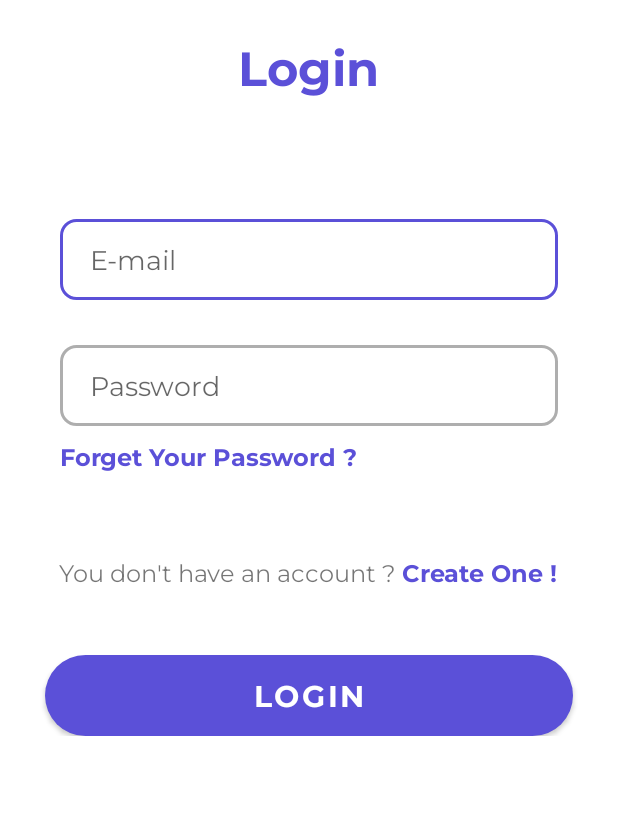
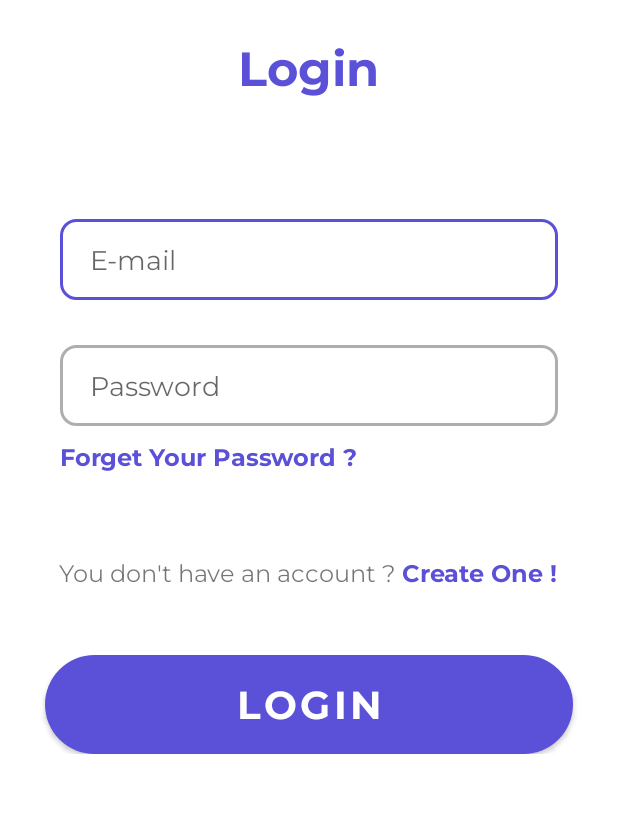
Before and after one commit to bairemkh/najahni-android, an Android app: the screen it shows after launch (LoginView), on a phone screen of 412 x 824 dp, the part 204-1017 px from its top. Run offline under Robolectric (Android 15) with nearby library versions, the phone set to English and light mode, and no system bars.

Commit message:
testing login

```diff
--- a/app/build.gradle
+++ b/app/build.gradle
@@ -30,6 +30,9 @@ android {
     kotlinOptions {
         jvmTarget = '1.8'
     }
+    dataBinding {
+        enabled = true
+    }
 }
 
 dependencies {
@@ -43,5 +46,6 @@ dependencies {
     androidTestImplementation 'androidx.test.espresso:espresso-core:3.5.1'
     implementation "androidx.lifecycle:lifecycle-extensions:2.2.0"
     implementation "androidx.lifecycle:lifecycle-viewmodel-ktx:2.5.1"
+    implementation group: 'androidx.databinding', name: 'databinding-compiler', version: '8.1.0-alpha03'
 
 }
--- a/app/src/main/java/com/example/najahni/views/login/LoginView.kt
+++ b/app/src/main/java/com/example/najahni/views/login/LoginView.kt
@@ -2,11 +2,34 @@ package com.example.najahni.views.login
 
 import androidx.appcompat.app.AppCompatActivity
 import android.os.Bundle
+import android.view.View
+import android.widget.Button
+import android.widget.EditText
+import androidx.lifecycle.Observer
+import androidx.lifecycle.ViewModelProvider
 import com.example.najahni.R
+import com.example.najahni.models.User
 
 class LoginView : AppCompatActivity() {
+    lateinit var viewModel: LoginViewModel
     override fun onCreate(savedInstanceState: Bundle?) {
         super.onCreate(savedInstanceState)
         setContentView(R.layout.activity_login)
+        viewModel = ViewModelProvider(this)[LoginViewModel::class.java]
+        viewModel.email.value = findViewById<EditText>(R.id.loginEmail).text.toString()
+        viewModel.password.value = findViewById<EditText>(R.id.loginPassword).text.toString()
+
+    }
+
+    fun login(view: View) {
+        view.isClickable = false
+        viewModel.onLoginClicked()
+        viewModel.loginStatus.observe(this, Observer { result ->
+        when(result){
+            200-> println("ok")
+            else-> println("no")
+        }
+        })
+        view.isClickable = true
     }
 }
--- a/app/src/main/java/com/example/najahni/views/login/LoginViewModel.kt
+++ b/app/src/main/java/com/example/najahni/views/login/LoginViewModel.kt
@@ -1,4 +1,14 @@
 package com.example.najahni.views.login
 
-class LoginViewModel {
+import androidx.lifecycle.MutableLiveData
+import androidx.lifecycle.ViewModel
+import com.example.najahni.models.User
+
+class LoginViewModel: ViewModel() {
+    val email = MutableLiveData<String>()
+    val password = MutableLiveData<String>()
+    val loginStatus = MutableLiveData<Int>()
+    fun onLoginClicked(){
+        loginStatus.value = if (email.value == "bairem" && password.value == "bairem") 200 else 404
+    }
 }
--- a/app/src/main/res/layout/activity_login.xml
+++ b/app/src/main/res/layout/activity_login.xml
@@ -3,11 +3,12 @@
     xmlns:app="http://schemas.android.com/apk/res-auto"
     xmlns:tools="http://schemas.android.com/tools"
     android:layout_width="match_parent"
+    android:background="@color/white"
     android:layout_height="match_parent"
     tools:context=".views.login.LoginView">
     <androidx.constraintlayout.widget.ConstraintLayout
         android:layout_width="match_parent"
-        android:layout_height="match_parent">
+        android:layout_height="wrap_content">
 
         <ImageView
             android:id="@+id/imageView"
@@ -65,7 +66,7 @@
                 android:background="@drawable/edit_text_background"
                 android:elevation="2dp"
                 android:fontFamily="@font/montserrat_regular"
-                android:hint="Password"
+                android:hint="@string/password"
                 android:inputType="textPassword"
                 android:paddingHorizontal="20dp"
                 android:paddingVertical="15dp"
@@ -110,16 +111,21 @@
         </LinearLayout>
 
         <Button
+            android:id="@+id/loginBtn"
             android:layout_width="match_parent"
             android:layout_height="wrap_content"
+            android:layout_marginHorizontal="30dp"
             android:layout_marginTop="44dp"
             android:background="@drawable/filter_background"
-            android:layout_marginHorizontal="30dp"
-            android:paddingVertical="8dp"
             android:fontFamily="@font/montserrat_bold"
-            android:textSize="20sp"
-            app:layout_constraintTop_toBottomOf="@+id/linearLayout2"
-            android:text="Login"
-            tools:layout_editor_absoluteX="0dp" />
+            android:gravity="center"
+            android:onClick="login"
+            android:paddingVertical="10dp"
+            android:text="@string/login"
+            android:textColor="@color/white"
+            android:textSize="26sp"
+            app:layout_constraintEnd_toEndOf="parent"
+            app:layout_constraintStart_toStartOf="parent"
+            app:layout_constraintTop_toBottomOf="@+id/linearLayout2" />
     </androidx.constraintlayout.widget.ConstraintLayout>
 </ScrollView>
--- a/app/src/main/res/values/strings.xml
+++ b/app/src/main/res/values/strings.xml
@@ -1,3 +1,5 @@
 <resources>
     <string name="app_name">Najahni</string>
+    <string name="login">Login</string>
+    <string name="password">Password</string>
 </resources>
```
